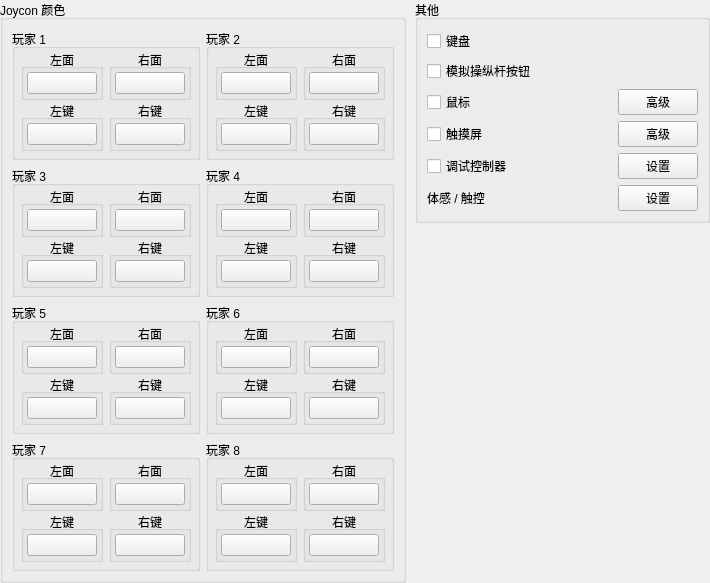
Qt form src/yuzu/configuration/configure_input_advanced.ui (formylover/yuzu-early-access) before a commit.
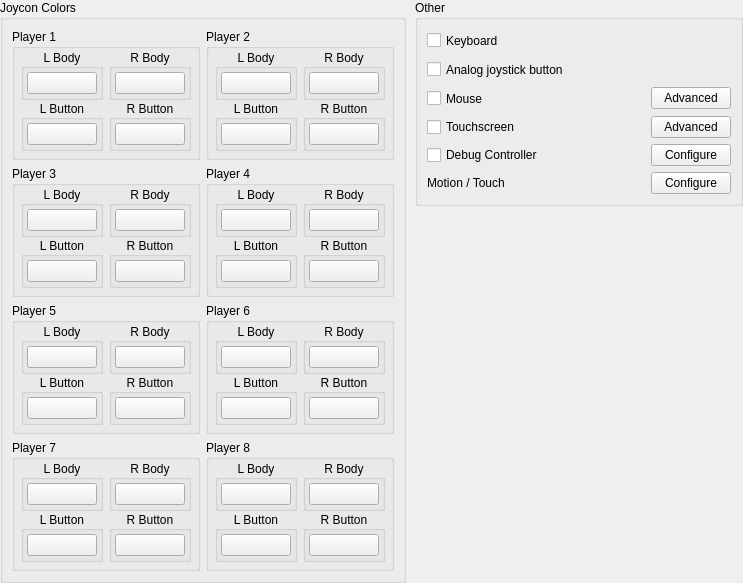
The same form after that commit.

The edit to the form file:
```diff
--- a/src/yuzu/configuration/configure_input_advanced.ui
+++ b/src/yuzu/configuration/configure_input_advanced.ui
@@ -71,7 +71,7 @@
          <item>
           <widget class="QGroupBox" name="joyconColorsGroup">
            <property name="title">
-            <string>Joycon 颜色</string>
+            <string>Joycon Colors</string>
            </property>
            <layout class="QVBoxLayout" name="verticalLayout_3" stretch="1,1">
             <property name="leftMargin">
@@ -122,7 +122,7 @@
                   <item>
                    <widget class="QGroupBox" name="player1Group">
                     <property name="title">
-                     <string>玩家 1</string>
+                     <string>Player 1</string>
                     </property>
                     <layout class="QHBoxLayout" name="horizontalLayout_2">
                      <property name="spacing">
@@ -161,7 +161,7 @@
                         <item alignment="Qt::AlignHCenter">
                          <widget class="QGroupBox" name="player1LeftBodyGroup">
                           <property name="title">
-                           <string>左面</string>
+                           <string>L Body</string>
                           </property>
                           <property name="alignment">
                            <set>Qt::AlignCenter</set>
@@ -216,7 +216,7 @@
                         <item alignment="Qt::AlignHCenter">
                          <widget class="QGroupBox" name="player1LeftButtonsGroup">
                           <property name="title">
-                           <string>左键</string>
+                           <string>L Button</string>
                           </property>
                           <property name="alignment">
                            <set>Qt::AlignCenter</set>
@@ -292,7 +292,7 @@
                         <item alignment="Qt::AlignHCenter">
                          <widget class="QGroupBox" name="player1RightBodyGroup">
                           <property name="title">
-                           <string>右面</string>
+                           <string>R Body</string>
                           </property>
                           <property name="alignment">
                            <set>Qt::AlignCenter</set>
@@ -347,7 +347,7 @@
                         <item alignment="Qt::AlignHCenter">
                          <widget class="QGroupBox" name="player1RightButtonsGroup">
                           <property name="title">
-                           <string>右键</string>
+                           <string>R Button</string>
                           </property>
                           <property name="alignment">
                            <set>Qt::AlignCenter</set>
@@ -408,7 +408,7 @@
                   <item>
                    <widget class="QGroupBox" name="player2Group">
                     <property name="title">
-                     <string>玩家 2</string>
+                     <string>Player 2</string>
                     </property>
                     <layout class="QHBoxLayout" name="horizontalLayout_14">
                      <property name="spacing">
@@ -447,7 +447,7 @@
                         <item alignment="Qt::AlignHCenter">
                          <widget class="QGroupBox" name="player2LeftBodyGroup">
                           <property name="title">
-                           <string>左面</string>
+                           <string>L Body</string>
                           </property>
                           <property name="alignment">
                            <set>Qt::AlignCenter</set>
@@ -502,7 +502,7 @@
                         <item alignment="Qt::AlignHCenter">
                          <widget class="QGroupBox" name="player2LeftButtonsGroup">
                           <property name="title">
-                           <string>左键</string>
+                           <string>L Button</string>
                           </property>
                           <property name="alignment">
                            <set>Qt::AlignCenter</set>
@@ -578,7 +578,7 @@
                         <item alignment="Qt::AlignHCenter">
                          <widget class="QGroupBox" name="player2RightBodyGroup">
                           <property name="title">
-                           <string>右面</string>
+                           <string>R Body</string>
                           </property>
                           <property name="alignment">
                            <set>Qt::AlignCenter</set>
@@ -633,7 +633,7 @@
                         <item alignment="Qt::AlignHCenter">
                          <widget class="QGroupBox" name="player2RightButtonsGroup">
                           <property name="title">
-                           <string>右键</string>
+                           <string>R Button</string>
                           </property>
                           <property name="alignment">
                            <set>Qt::AlignCenter</set>
@@ -712,7 +712,7 @@
                   <item>
                    <widget class="QGroupBox" name="player3Group">
                     <property name="title">
-                     <string>玩家 3</string>
+                     <string>Player 3</string>
                     </property>
                     <layout class="QHBoxLayout" name="horizontalLayout_15">
                      <property name="spacing">
@@ -751,7 +751,7 @@
                         <item alignment="Qt::AlignHCenter">
                          <widget class="QGroupBox" name="player3LeftBodyGroup">
                           <property name="title">
-                           <string>左面</string>
+                           <string>L Body</string>
                           </property>
                           <property name="alignment">
                            <set>Qt::AlignCenter</set>
@@ -806,7 +806,7 @@
                         <item alignment="Qt::AlignHCenter">
                          <widget class="QGroupBox" name="player3LeftButtonsGroup">
                           <property name="title">
-                           <string>左键</string>
+                           <string>L Button</string>
                           </property>
                           <property name="alignment">
                            <set>Qt::AlignCenter</set>
@@ -882,7 +882,7 @@
                         <item alignment="Qt::AlignHCenter">
                          <widget class="QGroupBox" name="player3RightBodyGroup">
                           <property name="title">
-                           <string>右面</string>
+                           <string>R Body</string>
                           </property>
                           <property name="alignment">
                            <set>Qt::AlignCenter</set>
@@ -937,7 +937,7 @@
                         <item alignment="Qt::AlignHCenter">
                          <widget class="QGroupBox" name="player3RightButtonsGroup">
                           <property name="title">
-                           <string>右键</string>
+                           <string>R Button</string>
                           </property>
                           <property name="alignment">
                            <set>Qt::AlignCenter</set>
@@ -998,7 +998,7 @@
                   <item>
                    <widget class="QGroupBox" name="player4Group">
                     <property name="title">
-                     <string>玩家 4</string>
+                     <string>Player 4</string>
                     </property>
                     <layout class="QHBoxLayout" name="horizontalLayout_16">
                      <property name="spacing">
@@ -1037,7 +1037,7 @@
                         <item alignment="Qt::AlignHCenter">
                          <widget class="QGroupBox" name="player4LeftBodyGroup">
                           <property name="title">
-                           <string>左面</string>
+                           <string>L Body</string>
                           </property>
                           <property name="alignment">
                            <set>Qt::AlignCenter</set>
@@ -1092,7 +1092,7 @@
                         <item alignment="Qt::AlignHCenter">
                          <widget class="QGroupBox" name="player4LeftButtonsGroup">
                           <property name="title">
-                           <string>左键</string>
+                           <string>L Button</string>
                           </property>
                           <property name="alignment">
                            <set>Qt::AlignCenter</set>
@@ -1168,7 +1168,7 @@
                         <item alignment="Qt::AlignHCenter">
                          <widget class="QGroupBox" name="player4RightBodyGroup">
                           <property name="title">
-                           <string>右面</string>
+                           <string>R Body</string>
                           </property>
                           <property name="alignment">
                            <set>Qt::AlignCenter</set>
@@ -1223,7 +1223,7 @@
                         <item alignment="Qt::AlignHCenter">
                          <widget class="QGroupBox" name="player4RightButtonsGroup">
                           <property name="title">
-                           <string>右键</string>
+                           <string>R Button</string>
                           </property>
                           <property name="alignment">
                            <set>Qt::AlignCenter</set>
@@ -1323,7 +1323,7 @@
                   <item>
                    <widget class="QGroupBox" name="player5Group">
                     <property name="title">
-                     <string>玩家 5</string>
+                     <string>Player 5</string>
                     </property>
                     <layout class="QHBoxLayout" name="horizontalLayout_10">
                      <property name="spacing">
@@ -1362,7 +1362,7 @@
                         <item alignment="Qt::AlignHCenter">
                          <widget class="QGroupBox" name="player5LeftBodyGroup">
                           <property name="title">
-                           <string>左面</string>
+                           <string>L Body</string>
                           </property>
                           <property name="alignment">
                            <set>Qt::AlignCenter</set>
@@ -1417,7 +1417,7 @@
                         <item alignment="Qt::AlignHCenter">
                          <widget class="QGroupBox" name="player5LeftButtonsGroup">
                           <property name="title">
-                           <string>左键</string>
+                           <string>L Button</string>
                           </property>
                           <property name="alignment">
                            <set>Qt::AlignCenter</set>
@@ -1493,7 +1493,7 @@
                         <item alignment="Qt::AlignHCenter">
                          <widget class="QGroupBox" name="player5RightBodyGroup">
                           <property name="title">
-                           <string>右面</string>
+                           <string>R Body</string>
                           </property>
                           <property name="alignment">
                            <set>Qt::AlignCenter</set>
@@ -1548,7 +1548,7 @@
                         <item alignment="Qt::AlignHCenter">
                          <widget class="QGroupBox" name="player5RightButtonsGroup">
                           <property name="title">
-                           <string>右键</string>
+                           <string>R Button</string>
                           </property>
                           <property name="alignment">
                            <set>Qt::AlignCenter</set>
@@ -1609,7 +1609,7 @@
                   <item>
                    <widget class="QGroupBox" name="player6Group">
                     <property name="title">
-                     <string>玩家 6</string>
+                     <string>Player 6</string>
                     </property>
                     <layout class="QHBoxLayout" name="horizontalLayout_11">
                      <property name="spacing">
@@ -1648,7 +1648,7 @@
                         <item alignment="Qt::AlignHCenter">
                          <widget class="QGroupBox" name="player6LeftBodyGroup">
                           <property name="title">
-                           <string>左面</string>
+                           <string>L Body</string>
                           </property>
                           <property name="alignment">
                            <set>Qt::AlignCenter</set>
@@ -1703,7 +1703,7 @@
                         <item alignment="Qt::AlignHCenter">
                          <widget class="QGroupBox" name="player6LeftButtonsGroup">
                           <property name="title">
-                           <string>左键</string>
+                           <string>L Button</string>
                           </property>
                           <property name="alignment">
                            <set>Qt::AlignCenter</set>
@@ -1779,7 +1779,7 @@
                         <item alignment="Qt::AlignHCenter">
                          <widget class="QGroupBox" name="player6RightBodyGroup">
                           <property name="title">
-                           <string>右面</string>
+                           <string>R Body</string>
                           </property>
                           <property name="alignment">
                            <set>Qt::AlignCenter</set>
@@ -1834,7 +1834,7 @@
                         <item alignment="Qt::AlignHCenter">
                          <widget class="QGroupBox" name="player6RightButtonsGroup">
                           <property name="title">
-                           <string>右键</string>
+                           <string>R Button</string>
                           </property>
                           <property name="alignment">
                            <set>Qt::AlignCenter</set>
@@ -1913,7 +1913,7 @@
                   <item>
                    <widget class="QGroupBox" name="player7Group">
                     <property name="title">
-                     <string>玩家 7</string>
+                     <string>Player 7</string>
                     </property>
                     <layout class="QHBoxLayout" name="horizontalLayout_12">
                      <property name="spacing">
@@ -1952,7 +1952,7 @@
                         <item alignment="Qt::AlignHCenter">
                          <widget class="QGroupBox" name="player7LeftBodyGroup">
                           <property name="title">
-                           <string>左面</string>
+                           <string>L Body</string>
                           </property>
                           <property name="alignment">
                            <set>Qt::AlignCenter</set>
@@ -2007,7 +2007,7 @@
                         <item alignment="Qt::AlignHCenter">
                          <widget class="QGroupBox" name="player7LeftButtonsGroup">
                           <property name="title">
-                           <string>左键</string>
+                           <string>L Button</string>
                           </property>
                           <property name="alignment">
                            <set>Qt::AlignCenter</set>
@@ -2083,7 +2083,7 @@
                         <item alignment="Qt::AlignHCenter">
                          <widget class="QGroupBox" name="player7RightBodyGroup">
                           <property name="title">
-                           <string>右面</string>
+                           <string>R Body</string>
                           </property>
                           <property name="alignment">
                            <set>Qt::AlignCenter</set>
@@ -2138,7 +2138,7 @@
                         <item alignment="Qt::AlignHCenter">
                          <widget class="QGroupBox" name="player7RightButtonsGroup">
                           <property name="title">
-                           <string>右键</string>
+                           <string>R Button</string>
                           </property>
                           <property name="alignment">
                            <set>Qt::AlignCenter</set>
@@ -2199,7 +2199,7 @@
                   <item>
                    <widget class="QGroupBox" name="player8Group">
                     <property name="title">
-                     <string>玩家 8</string>
+                     <string>Player 8</string>
                     </property>
                     <layout class="QHBoxLayout" name="horizontalLayout_13">
                      <property name="spacing">
@@ -2238,7 +2238,7 @@
                         <item alignment="Qt::AlignHCenter">
                          <widget class="QGroupBox" name="player8LeftBodyGroup">
                           <property name="title">
-                           <string>左面</string>
+                           <string>L Body</string>
                           </property>
                           <property name="alignment">
                            <set>Qt::AlignCenter</set>
@@ -2293,7 +2293,7 @@
                         <item alignment="Qt::AlignHCenter">
                          <widget class="QGroupBox" name="player8LeftButtonsGroup">
                           <property name="title">
-                           <string>左键</string>
+                           <string>L Button</string>
                           </property>
                           <property name="alignment">
                            <set>Qt::AlignCenter</set>
@@ -2369,7 +2369,7 @@
                         <item alignment="Qt::AlignHCenter">
                          <widget class="QGroupBox" name="player8RightBodyGroup">
                           <property name="title">
-                           <string>右面</string>
+                           <string>R Body</string>
                           </property>
                           <property name="alignment">
                            <set>Qt::AlignCenter</set>
@@ -2424,7 +2424,7 @@
                         <item alignment="Qt::AlignHCenter">
                          <widget class="QGroupBox" name="player8RightButtonsGroup">
                           <property name="title">
-                           <string>右键</string>
+                           <string>R Button</string>
                           </property>
                           <property name="alignment">
                            <set>Qt::AlignCenter</set>
@@ -2530,7 +2530,7 @@
             <item>
              <widget class="QGroupBox" name="gridGroupBox_3">
               <property name="title">
-               <string>其他</string>
+               <string>Other</string>
               </property>
               <layout class="QGridLayout" name="gridLayout_3">
                <item row="0" column="0">
@@ -2542,7 +2542,7 @@
                   </size>
                  </property>
                  <property name="text">
-                  <string>键盘</string>
+                  <string>Keyboard</string>
                  </property>
                 </widget>
                </item>
@@ -2555,14 +2555,14 @@
                      </size>
                    </property>
                    <property name="text">
-                     <string>模拟操纵杆按钮</string>
+                     <string>Analog joystick button</string>
                    </property>
                  </widget>
                </item>
                <item row="5" column="2">
                 <widget class="QPushButton" name="touchscreen_advanced">
                  <property name="text">
-                  <string>高级</string>
+                  <string>Advanced</string>
                  </property>
                 </widget>
                </item>
@@ -2585,14 +2585,14 @@
                <item row="2" column="2">
                 <widget class="QPushButton" name="mouse_advanced">
                  <property name="text">
-                  <string>高级</string>
+                  <string>Advanced</string>
                  </property>
                 </widget>
                </item>
                <item row="5" column="0">
                 <widget class="QCheckBox" name="touchscreen_enabled">
                  <property name="text">
-                  <string>触摸屏</string>
+                  <string>Touchscreen</string>
                  </property>
                 </widget>
                </item>
@@ -2605,35 +2605,35 @@
                   </size>
                  </property>
                  <property name="text">
-                  <string>鼠标</string>
+                  <string>Mouse</string>
                  </property>
                 </widget>
                </item>
                <item row="7" column="0">
                 <widget class="QLabel" name="motion_touch">
                  <property name="text">
-                  <string>体感 / 触控</string>
+                  <string>Motion / Touch</string>
                  </property>
                 </widget>
                </item>
                <item row="7" column="2">
                 <widget class="QPushButton" name="buttonMotionTouch">
                  <property name="text">
-                  <string>设置</string>
+                  <string>Configure</string>
                  </property>
                 </widget>
                </item>
                <item row="6" column="0">
                 <widget class="QCheckBox" name="debug_enabled">
                  <property name="text">
-                  <string>调试控制器</string>
+                  <string>Debug Controller</string>
                  </property>
                 </widget>
                </item>
                <item row="6" column="2">
                 <widget class="QPushButton" name="debug_configure">
                  <property name="text">
-                  <string>设置</string>
+                  <string>Configure</string>
                  </property>
                 </widget>
                </item>
```
Left out of the diff: 2 changed lines with no effect on the pictures.
